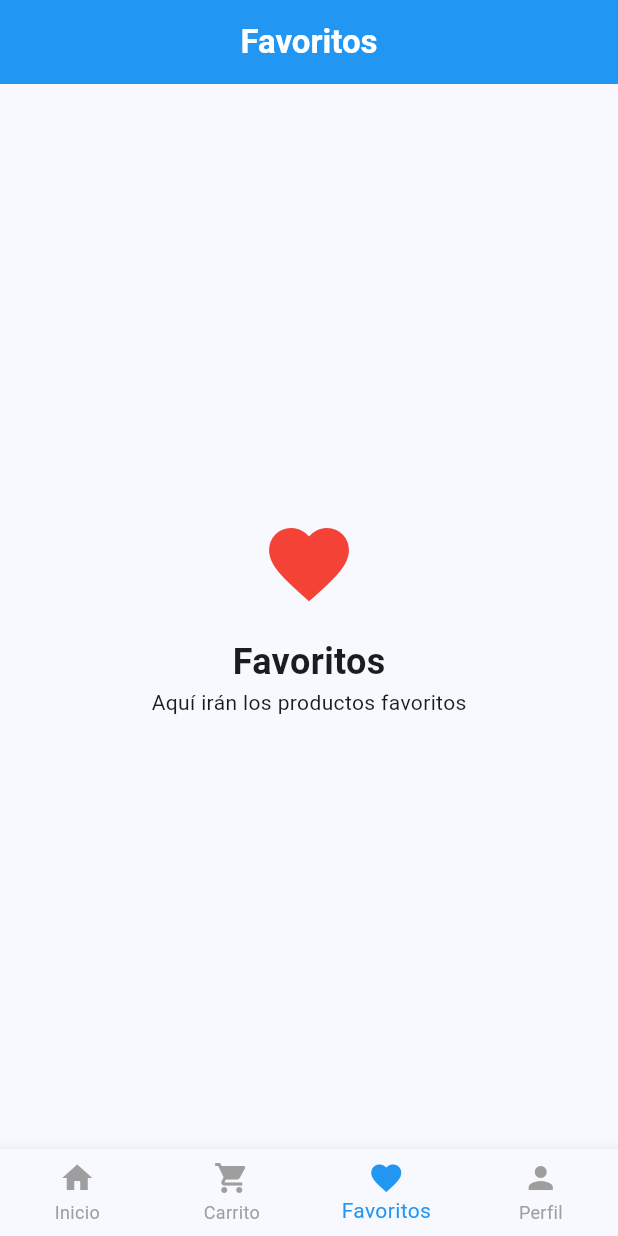
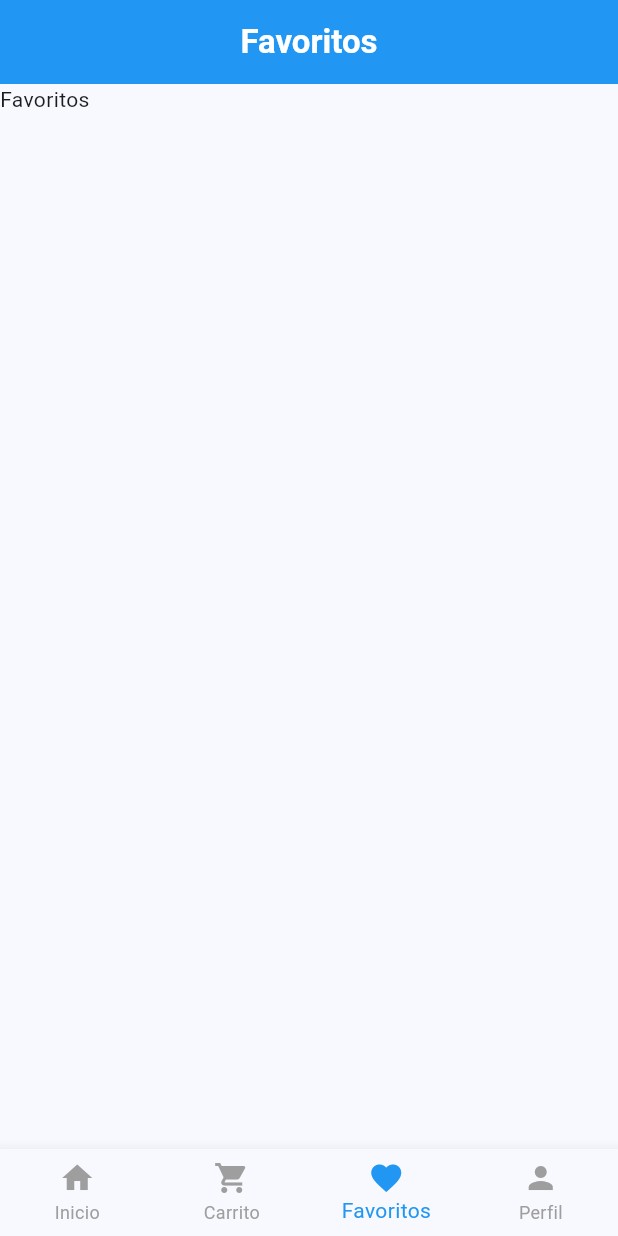
Before and after one commit to JeffLav29/FerreApp, a Flutter app: the screen it shows after launch, item 3 of the bottom bar chosen, on a phone screen of 412 x 824 dp. Run offline on Flutter 3.47's test engine with Material 3 defaults, Android fonts, the phone set to English and light mode, and no system bars.

Commit message:
Modificaciones en el archivo favorites_screen.dart

```diff
--- a/lib/screens/favorites_screen.dart
+++ b/lib/screens/favorites_screen.dart
@@ -1,23 +1,22 @@
 import 'package:flutter/material.dart';
 
-class FavoritesScreen extends StatelessWidget {
+class FavoritesScreen extends StatefulWidget {
   const FavoritesScreen({super.key});
 
   @override
+  State<FavoritesScreen> createState() => _FavoritesScreenState();
+}
+
+class _FavoritesScreenState extends State<FavoritesScreen> {
+  @override
   Widget build(BuildContext context) {
-    return const Center(
-      child: Column(
-        mainAxisAlignment: MainAxisAlignment.center,
+    return Scaffold(
+      body: Column(
         children: [
-          Icon(Icons.favorite, size: 64, color: Colors.red),
-          SizedBox(height: 16),
-          Text(
-            'Favoritos',
-            style: TextStyle(fontSize: 24, fontWeight: FontWeight.bold),
-          ),
-          Text('Aquí irán los productos favoritos'),
+          Text("Favoritos")
         ],
       ),
     );
+
   }
 }
```
